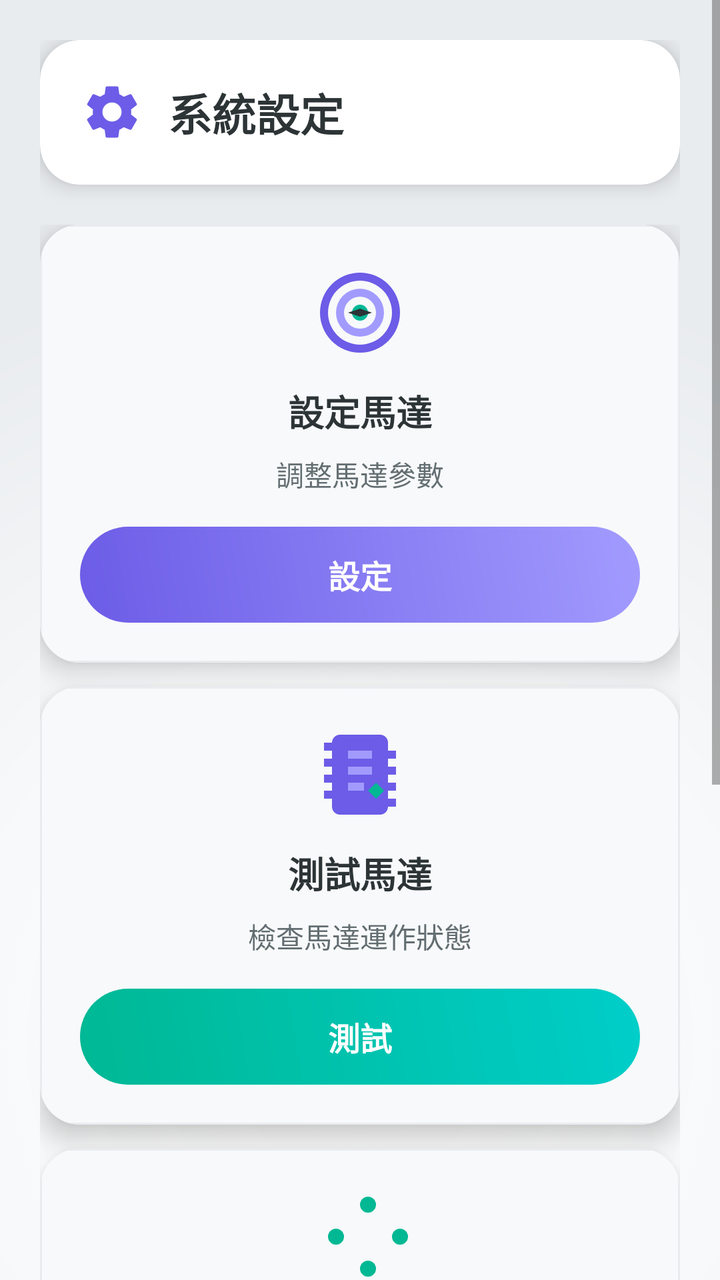
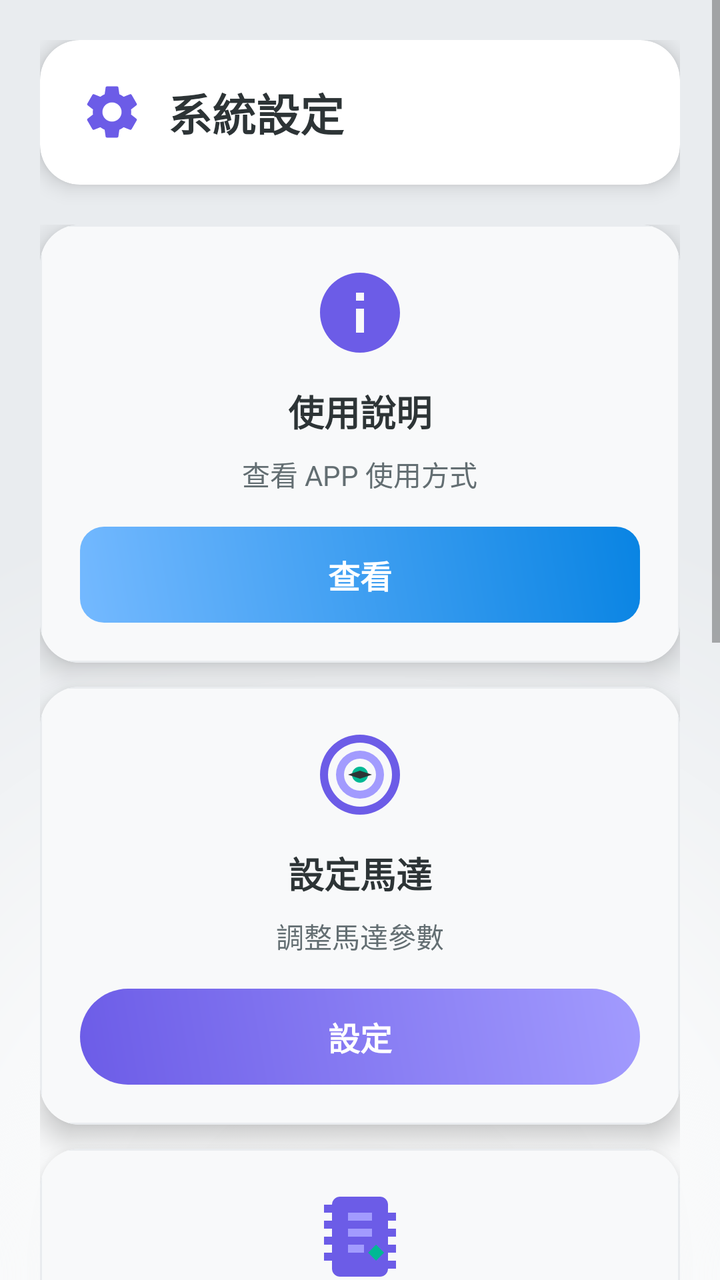

Screens rendered from an Android XML layout before and after an edit, with the pre-edit source and the edit as a unified diff.
<!-- AndroidManifest.xml: application theme Theme.Test -->
<!-- res/layout/fragment_setting.xml -->
<?xml version="1.0" encoding="utf-8"?>
<ScrollView
    xmlns:android="http://schemas.android.com/apk/res/android"
    xmlns:tools="http://schemas.android.com/tools"
    xmlns:app="http://schemas.android.com/apk/res-auto"
    android:layout_width="match_parent"
    android:layout_height="match_parent"
    tools:context=".SettingFragment"
    >
    <androidx.constraintlayout.widget.ConstraintLayout
        android:layout_width="match_parent"
        android:layout_height="match_parent"
        android:background="@drawable/fragment_background"
        android:padding="20dp"
        >

        
        <androidx.cardview.widget.CardView
            android:id="@+id/title_card"
            android:layout_width="match_parent"
            android:layout_height="wrap_content"
            app:cardCornerRadius="20dp"
            app:cardElevation="6dp"
            android:backgroundTint="@color/white"
            app:layout_constraintTop_toTopOf="parent"
            app:layout_constraintStart_toStartOf="parent"
            app:layout_constraintEnd_toEndOf="parent">

            <LinearLayout
                android:layout_width="match_parent"
                android:layout_height="wrap_content"
                android:orientation="horizontal"
                android:padding="20dp"
                android:gravity="center_vertical">

                <ImageView
                    android:layout_width="32dp"
                    android:layout_height="32dp"
                    android:src="@drawable/ic_settings"
                    android:layout_marginEnd="12dp"
                    app:tint="#6C5CE7" />

                <TextView
                    android:layout_width="wrap_content"
                    android:layout_height="wrap_content"
                    android:text="系統設定"
                    android:textSize="22sp"
                    android:textStyle="bold"
                    android:textColor="#2D3436"/>

            </LinearLayout>
        </androidx.cardview.widget.CardView>

        
        <LinearLayout
            android:layout_width="match_parent"
            android:layout_height="match_parent"
            android:orientation="vertical"
            android:layout_marginTop="20dp"
            app:layout_constraintTop_toBottomOf="@id/title_card"
            app:layout_constraintBottom_toBottomOf="parent"
            app:layout_constraintStart_toStartOf="parent"
            app:layout_constraintEnd_toEndOf="parent">

            
            <androidx.cardview.widget.CardView
                android:id="@+id/motor_card"
                android:layout_width="match_parent"
                android:layout_height="0dp"
                android:layout_weight="1"
                android:layout_marginBottom="12dp"
                app:cardCornerRadius="20dp"
                app:cardElevation="8dp"
                android:backgroundTint="@color/white">

                <LinearLayout
                    android:layout_width="match_parent"
                    android:layout_height="match_parent"
                    android:orientation="vertical"
                    android:gravity="center"
                    android:padding="20dp"
                    android:background="@drawable/card_ripple_effect">

                    <ImageView
                        android:layout_width="48dp"
                        android:layout_height="48dp"
                        android:src="@drawable/ic_motor"
                        android:layout_marginBottom="12dp"
                        app:tint="#6C5CE7" />

                    <TextView
                        android:layout_width="wrap_content"
                        android:layout_height="wrap_content"
                        android:text="設定馬達"
                        android:textSize="18sp"
                        android:textStyle="bold"
                        android:textColor="#2D3436"
                        android:layout_marginBottom="8dp"/>

                    <TextView
                        android:layout_width="wrap_content"
                        android:layout_height="wrap_content"
                        android:text="調整馬達參數"
                        android:textSize="14sp"
                        android:textColor="#636e72"
                        android:gravity="center"/>

                    <Button
                        android:id="@+id/motor_button"
                        android:layout_width="match_parent"
                        android:layout_height="wrap_content"
                        android:layout_marginTop="16dp"
                        android:text="設定"
                        android:textSize="16sp"
                        android:textColor="@color/white"
                        android:textStyle="bold"
                        android:background="@drawable/gradient_button"
                        android:stateListAnimator="@null"
                        android:elevation="0dp"/>
                </LinearLayout>
            </androidx.cardview.widget.CardView>

            
            <androidx.cardview.widget.CardView
                android:id="@+id/test_motor_card"
                android:layout_width="match_parent"
                android:layout_height="0dp"
                android:layout_weight="1"
                android:layout_marginBottom="12dp"
                app:cardCornerRadius="20dp"
                app:cardElevation="8dp"
                android:backgroundTint="@color/white">

                <LinearLayout
                    android:layout_width="match_parent"
                    android:layout_height="match_parent"
                    android:orientation="vertical"
                    android:gravity="center"
                    android:padding="20dp"
                    android:background="@drawable/card_ripple_effect">

                    <ImageView
                        android:layout_width="48dp"
                        android:layout_height="48dp"
                        android:src="@drawable/ic_test"
                        android:layout_marginBottom="12dp"
                        app:tint="#00B894" />

                    <TextView
                        android:layout_width="wrap_content"
                        android:layout_height="wrap_content"
                        android:text="測試馬達"
                        android:textSize="18sp"
                        android:textStyle="bold"
                        android:textColor="#2D3436"
                        android:layout_marginBottom="8dp"/>

                    <TextView
                        android:layout_width="wrap_content"
                        android:layout_height="wrap_content"
                        android:text="檢查馬達運作狀態"
                        android:textSize="14sp"
                        android:textColor="#636e72"
                        android:gravity="center"/>

                    <Button
                        android:id="@+id/testMotor_button"
                        android:layout_width="match_parent"
                        android:layout_height="wrap_content"
                        android:layout_marginTop="16dp"
                        android:text="測試"
                        android:textSize="16sp"
                        android:textColor="@color/white"
                        android:textStyle="bold"
                        android:background="@drawable/gradient_button_secondary"
                        android:stateListAnimator="@null"
                        android:elevation="0dp"/>
                </LinearLayout>
            </androidx.cardview.widget.CardView>

            
            <androidx.cardview.widget.CardView
                android:id="@+id/coordinate_card"
                android:layout_width="match_parent"
                android:layout_height="0dp"
                android:layout_weight="1"
                android:layout_marginBottom="12dp"
                app:cardCornerRadius="20dp"
                app:cardElevation="8dp"
                android:backgroundTint="@color/white">

                <LinearLayout
                    android:layout_width="match_parent"
                    android:layout_height="match_parent"
                    android:orientation="vertical"
                    android:gravity="center"
                    android:padding="20dp"
                    android:background="@drawable/card_ripple_effect">

                    <ImageView
                        android:layout_width="48dp"
                        android:layout_height="48dp"
                        android:src="@drawable/ic_coordinate"
                        android:layout_marginBottom="12dp"
                        app:tint="#E17055" />

                    <TextView
                        android:layout_width="wrap_content"
                        android:layout_height="wrap_content"
                        android:text="設定座標"
                        android:textSize="18sp"
                        android:textStyle="bold"
                        android:textColor="#2D3436"
                        android:layout_marginBottom="8dp"/>

                    <TextView
                        android:layout_width="wrap_content"
                        android:layout_height="wrap_content"
                        android:text="校準魔方位置"
                        android:textSize="14sp"
                        android:textColor="#636e72"
                        android:gravity="center"/>

                    <Button
                        android:id="@+id/coordinate_button"
                        android:layout_width="match_parent"
                        android:layout_height="wrap_content"
                        android:layout_marginTop="16dp"
                        android:text="校準"
                        android:textSize="16sp"
                        android:textColor="@color/white"
                        android:textStyle="bold"
                        android:background="@drawable/gradient_button_tertiary"
                        android:stateListAnimator="@null"
                        android:elevation="0dp"/>
                </LinearLayout>
            </androidx.cardview.widget.CardView>

            
            <androidx.cardview.widget.CardView
                android:id="@+id/color_card"
                android:layout_width="match_parent"
                android:layout_height="0dp"
                android:layout_weight="1"
                app:cardCornerRadius="20dp"
                app:cardElevation="8dp"
                android:backgroundTint="@color/white">

                <LinearLayout
                    android:layout_width="match_parent"
                    android:layout_height="match_parent"
                    android:orientation="vertical"
                    android:gravity="center"
                    android:padding="20dp"
                    android:background="@drawable/card_ripple_effect">

                    <ImageView
                        android:layout_width="48dp"
                        android:layout_height="48dp"
                        android:src="@drawable/ic_palette"
                        android:layout_marginBottom="12dp"
                        app:tint="#FDCB6E" />

                    <TextView
                        android:layout_width="wrap_content"
                        android:layout_height="wrap_content"
                        android:text="設定顏色"
                        android:textSize="18sp"
                        android:textStyle="bold"
                        android:textColor="#2D3436"
                        android:layout_marginBottom="8dp"/>

                    <TextView
                        android:layout_width="wrap_content"
                        android:layout_height="wrap_content"
                        android:text="配置顏色識別"
                        android:textSize="14sp"
                        android:textColor="#636e72"
                        android:gravity="center"/>

                    <Button
                        android:id="@+id/color_button"
                        android:layout_width="match_parent"
                        android:layout_height="wrap_content"
                        android:layout_marginTop="16dp"
                        android:text="配置"
                        android:textSize="16sp"
                        android:textColor="@color/white"
                        android:textStyle="bold"
                        android:background="@drawable/gradient_button_quaternary"
                        android:stateListAnimator="@null"
                        android:elevation="0dp"/>
                </LinearLayout>
            </androidx.cardview.widget.CardView>

        </LinearLayout>

    </androidx.constraintlayout.widget.ConstraintLayout>
</ScrollView>
<!-- resources referenced by this layout -->
<resources>
  <color name="white">#FFFFFFFF</color>
  <!-- drawable card_ripple_effect (drawable) -->
  <?xml version="1.0" encoding="utf-8"?>
  <ripple xmlns:android="http://schemas.android.com/apk/res/android"
      android:color="@android:color/white">
      <item android:id="@android:id/mask">
          <shape android:shape="rectangle">
              <solid android:color="@android:color/white" />
              <corners android:radius="12dp" />
          </shape>
      </item>
      <item>
          <shape android:shape="rectangle">
              <solid android:color="#F8F9FA" />
              <corners android:radius="12dp" />
              <stroke android:width="1dp" android:color="#E9ECEF" />
          </shape>
      </item>
  </ripple>
  <!-- drawable fragment_background (drawable) -->
  <?xml version="1.0" encoding="utf-8"?>
  <shape xmlns:android="http://schemas.android.com/apk/res/android">
      <gradient
          android:type="radial"
          android:gradientRadius="400dp"
          android:centerColor="#f8f9fa"
          android:endColor="#e9ecef"/>
  </shape>
  <!-- drawable gradient_button (drawable) -->
  <?xml version="1.0" encoding="utf-8"?>
  <shape xmlns:android="http://schemas.android.com/apk/res/android">
      <gradient
          android:type="linear"
          android:angle="45"
          android:startColor="#6C5CE7"
          android:endColor="#A29BFE"/>
      <corners android:radius="28dp"/>
  </shape>
  <!-- drawable gradient_button_quaternary (drawable) -->
  <?xml version="1.0" encoding="utf-8"?>
  <shape xmlns:android="http://schemas.android.com/apk/res/android"
      android:shape="rectangle">
      <gradient
          android:startColor="#74B9FF"
          android:endColor="#0984E3"
          android:angle="45" />
      <corners android:radius="12dp" />
      <stroke
          android:width="2dp"
          android:color="#FFFFFF" />
  </shape>
  <!-- drawable gradient_button_secondary (drawable) -->
  <?xml version="1.0" encoding="utf-8"?>
  <shape xmlns:android="http://schemas.android.com/apk/res/android">
      <gradient
          android:type="linear"
          android:angle="45"
          android:startColor="#00B894"
          android:endColor="#00CEC9"/>
      <corners android:radius="28dp"/>
  </shape>
  <!-- drawable gradient_button_tertiary (drawable) -->
  <?xml version="1.0" encoding="utf-8"?>
  <shape xmlns:android="http://schemas.android.com/apk/res/android"
      android:shape="rectangle">
      <gradient
          android:startColor="#FD79A8"
          android:endColor="#E84393"
          android:angle="45" />
      <corners android:radius="12dp" />
      <stroke
          android:width="2dp"
          android:color="#FFFFFF" />
  </shape>
  <style name="Theme.Test" parent="Theme.MaterialComponents.DayNight.NoActionBar.Bridge" />
  <!-- unchanged entries left out for length: 5 -->
</resources>

<!-- the commit's change to res/layout/fragment_setting.xml (unified diff, before → after) -->
@@ -64,6 +64,64 @@
 
             
             <androidx.cardview.widget.CardView
+                android:id="@+id/guide_card"
+                android:layout_width="match_parent"
+                android:layout_height="0dp"
+                android:layout_weight="1"
+                android:layout_marginBottom="12dp"
+                app:cardCornerRadius="20dp"
+                app:cardElevation="8dp"
+                android:backgroundTint="@color/white">
+
+                <LinearLayout
+                    android:layout_width="match_parent"
+                    android:layout_height="match_parent"
+                    android:orientation="vertical"
+                    android:gravity="center"
+                    android:padding="20dp"
+                    android:background="@drawable/card_ripple_effect">
+
+                    <ImageView
+                        android:layout_width="48dp"
+                        android:layout_height="48dp"
+                        android:src="@drawable/ic_info"
+                        android:layout_marginBottom="12dp"
+                        app:tint="#0984E3" />
+
+                    <TextView
+                        android:layout_width="wrap_content"
+                        android:layout_height="wrap_content"
+                        android:text="使用說明"
+                        android:textSize="18sp"
+                        android:textStyle="bold"
+                        android:textColor="#2D3436"
+                        android:layout_marginBottom="8dp"/>
+
+                    <TextView
+                        android:layout_width="wrap_content"
+                        android:layout_height="wrap_content"
+                        android:text="查看 APP 使用方式"
+                        android:textSize="14sp"
+                        android:textColor="#636e72"
+                        android:gravity="center"/>
+
+                    <Button
+                        android:id="@+id/guide_button"
+                        android:layout_width="match_parent"
+                        android:layout_height="wrap_content"
+                        android:layout_marginTop="16dp"
+                        android:text="查看"
+                        android:textSize="16sp"
+                        android:textColor="@color/white"
+                        android:textStyle="bold"
+                        android:background="@drawable/gradient_button_guide"
+                        android:stateListAnimator="@null"
+                        android:elevation="0dp"/>
+                </LinearLayout>
+            </androidx.cardview.widget.CardView>
+
+            
+            <androidx.cardview.widget.CardView
                 android:id="@+id/motor_card"
                 android:layout_width="match_parent"
                 android:layout_height="0dp"
@@ -216,7 +274,7 @@
                     <TextView
                         android:layout_width="wrap_content"
                         android:layout_height="wrap_content"
-                        android:text="校準魔方位置"
+                        android:text="校準遮罩座標"
                         android:textSize="14sp"
                         android:textColor="#636e72"
                         android:gravity="center"/>
@@ -273,7 +331,7 @@
                     <TextView
                         android:layout_width="wrap_content"
                         android:layout_height="wrap_content"
-                        android:text="配置顏色識別"
+                        android:text="配置顏色範圍"
                         android:textSize="14sp"
                         android:textColor="#636e72"
                         android:gravity="center"/>
<!-- resource entries referenced after the edit -->
@@ -38,6 +38,20 @@
           android:endColor="#A29BFE"/>
       <corners android:radius="28dp"/>
   </shape>
+  <!-- drawable gradient_button_guide (drawable) -->
+  <?xml version="1.0" encoding="utf-8"?>
+  <ripple xmlns:android="http://schemas.android.com/apk/res/android"
+      android:color="#33FFFFFF">
+      <item>
+          <shape android:shape="rectangle">
+              <gradient
+                  android:angle="45"
+                  android:endColor="#0984E3"
+                  android:startColor="#74B9FF" />
+              <corners android:radius="12dp" />
+          </shape>
+      </item>
+  </ripple>
   <!-- drawable gradient_button_quaternary (drawable) -->
   <?xml version="1.0" encoding="utf-8"?>
   <shape xmlns:android="http://schemas.android.com/apk/res/android"
@@ -74,6 +88,17 @@
           android:width="2dp"
           android:color="#FFFFFF" />
   </shape>
+  <!-- drawable ic_info (drawable) -->
+  <?xml version="1.0" encoding="utf-8"?>
+  <vector xmlns:android="http://schemas.android.com/apk/res/android"
+      android:width="24dp"
+      android:height="24dp"
+      android:viewportWidth="24"
+      android:viewportHeight="24">
+      <path
+          android:fillColor="#6C5CE7"
+          android:pathData="M12,2C6.48,2 2,6.48 2,12C2,17.52 6.48,22 12,22C17.52,22 22,17.52 22,12C22,6.48 17.52,2 12,2ZM13,17H11V11H13V17ZM13,9H11V7H13V9Z"/>
+  </vector>
   <style name="Theme.Test" parent="Theme.MaterialComponents.DayNight.NoActionBar.Bridge" />
   <!-- unchanged entries left out for length: 5 -->
 </resources>
